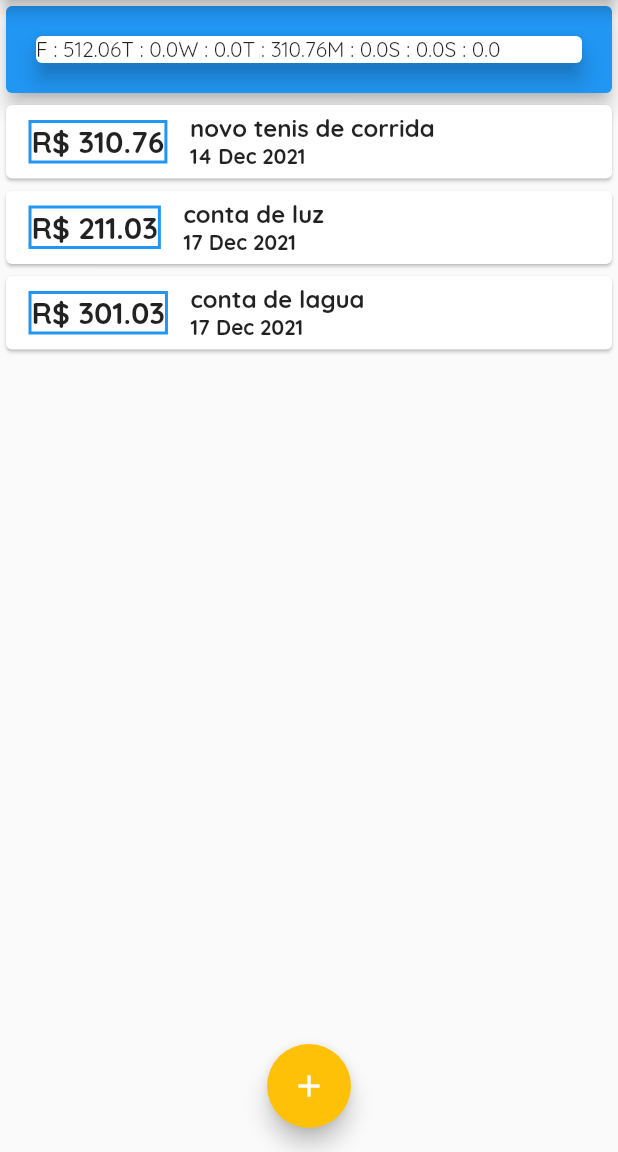
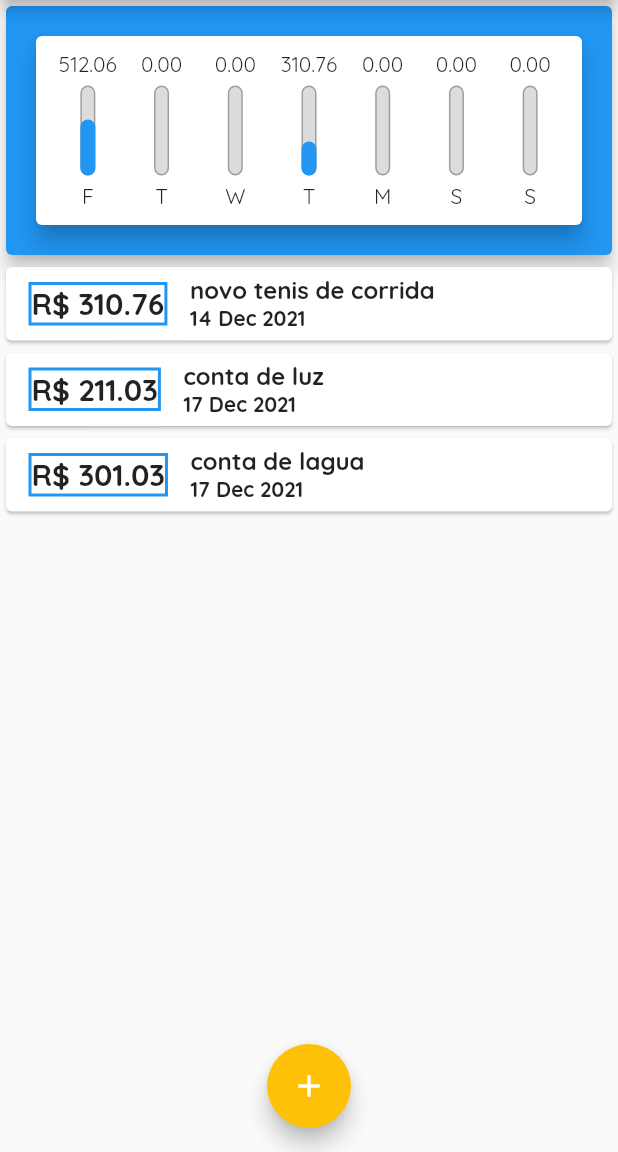
Before and after one commit to PereiraSantos/curso_flutter, a Flutter app: the screen it shows after launch, on a phone screen of 412 x 824 dp, the part 84-1236 px from its top. Run offline on Flutter 3.47's test engine with Material 2 defaults, Android fonts, the phone set to English and light mode, and no system bars.

Commit message:
adicionando porcentagem

```diff
--- a/expenses/lib/components/chart.dart
+++ b/expenses/lib/components/chart.dart
@@ -1,3 +1,4 @@
+import 'package:expenses/components/chart_bar.dart';
 import 'package:expenses/models/transaction.dart';
 import 'package:flutter/material.dart';
 import 'package:intl/intl.dart';
@@ -32,6 +33,12 @@ class Chart extends StatelessWidget {
   }
   const Chart({Key? key, this.recentTransaction}) : super(key: key);
 
+  double get _weekTotalValue{
+    return groupedTransactions.fold(0.0, (sum, tr)  {
+      return sum + double.parse(tr['value'].toString());
+    });
+  }
+
   @override
   Widget build(BuildContext context) {
 
@@ -40,10 +47,20 @@ class Chart extends StatelessWidget {
     return Card(
       elevation: 6,
       margin: const EdgeInsets.all(20),
-      child: Row(
-        children: groupedTransactions.map((tr) {
-          return Text('${tr['day']} : ${tr['value']}');
-        }).toList(),
+      child: Padding(
+        padding: const EdgeInsets.all(10.0),
+        child: Row(
+        mainAxisAlignment: MainAxisAlignment.spaceBetween,
+          children: groupedTransactions.map((tr) {
+            return Flexible(
+              fit: FlexFit.tight,
+              child: ChartBar(
+                  label: tr['day'].toString(),
+                  value: double.parse(tr['value'].toString()),
+                  percentage: double.parse(tr['value'].toString()) / _weekTotalValue),
+            );
+          }).toList(),
+        ),
       ),
     );
 
--- a/expenses/lib/components/chart_bar.dart
+++ b/expenses/lib/components/chart_bar.dart
@@ -1,10 +1,50 @@
 import 'package:flutter/material.dart';
 
 class ChartBar extends StatelessWidget {
-  const ChartBar({Key? key}) : super(key: key);
+
+  final String label;
+  final double value;
+  final double percentage;
+
+  const ChartBar({Key? key, required this.label, required this.value, required this.percentage}) : super(key: key);
 
   @override
   Widget build(BuildContext context) {
-    return Container();
+    return Column(
+      children: [
+        FittedBox(
+            child: Text(value.toStringAsFixed(2)),
+        ),
+        const SizedBox(height: 5,),
+        SizedBox(
+          width: 10,
+          height: 60,
+          child: Stack(
+            alignment: Alignment.bottomCenter,
+            children: [
+              Container(
+                decoration: BoxDecoration(
+                  border: Border.all(color: Colors.grey, width: 1.0
+                  ),
+                  color: const Color.fromRGBO(220, 220, 220, 1),
+                  borderRadius: BorderRadius.circular(5)
+                ),
+              ),
+              FractionallySizedBox(
+                heightFactor: percentage,
+                child: Container(
+                  decoration: BoxDecoration(
+                      color: Theme.of(context).primaryColor,
+                      borderRadius: BorderRadius.circular(5)
+                  ),
+                ),
+              )
+            ],
+          ),
+        ),
+        const SizedBox(height: 5,),
+        Text(label),
+      ],
+    );
   }
 }
```
